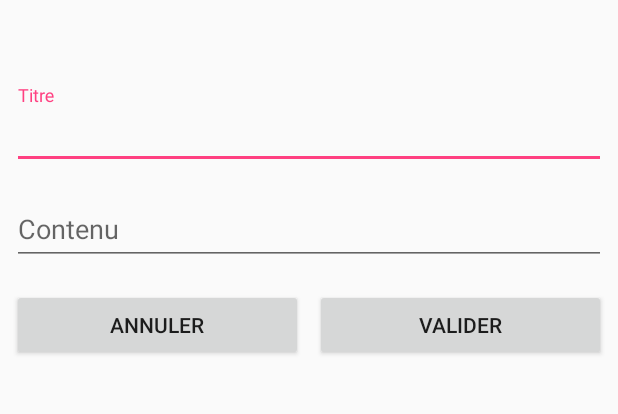
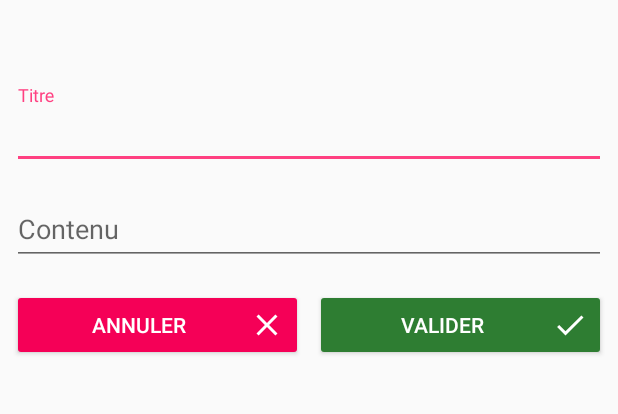
Before and after one commit to MickaelBRENOIT/Demo, an Android app: the AddOrModifyPostActivity screen opened directly, with no data from a screen before it, on a phone screen of 412 x 824 dp, the part 84-498 px from its top. Run offline under Robolectric (Android 15) with nearby library versions, the phone set to English and light mode, and no system bars; our stand-ins replace ButterKnife.

Commit message:
App Design has been updated.

```diff
--- a/app/build.gradle
+++ b/app/build.gradle
@@ -21,8 +21,11 @@ android {
 
 dependencies {
     implementation fileTree(dir: 'libs', include: ['*.jar'])
+
+    // Design - GUI
     implementation 'com.android.support:appcompat-v7:27.1.1'
     implementation 'com.android.support:design:27.1.1'
+    // Lists
     implementation 'com.android.support:recyclerview-v7:27.1.1'
     implementation 'com.android.support:cardview-v7:27.1.1'
     implementation 'com.android.support.constraint:constraint-layout:1.1.2'
--- /dev/null
+++ b/app/src/main/res/drawable/ic_close_white_24dp.xml
@@ -0,0 +1,5 @@
+<vector android:height="24dp" android:tint="#FFFFFF"
+    android:viewportHeight="24.0" android:viewportWidth="24.0"
+    android:width="24dp" xmlns:android="http://schemas.android.com/apk/res/android">
+    <path android:fillColor="#FF000000" android:pathData="M19,6.41L17.59,5 12,10.59 6.41,5 5,6.41 10.59,12 5,17.59 6.41,19 12,13.41 17.59,19 19,17.59 13.41,12z"/>
+</vector>
--- /dev/null
+++ b/app/src/main/res/drawable/ic_done_white_24dp.xml
@@ -0,0 +1,5 @@
+<vector android:height="24dp" android:tint="#FFFFFF"
+    android:viewportHeight="24.0" android:viewportWidth="24.0"
+    android:width="24dp" xmlns:android="http://schemas.android.com/apk/res/android">
+    <path android:fillColor="#FF000000" android:pathData="M9,16.2L4.8,12l-1.4,1.4L9,19 21,7l-1.4,-1.4L9,16.2z"/>
+</vector>
--- a/app/src/main/res/layout/activity_add_or_modify_post.xml
+++ b/app/src/main/res/layout/activity_add_or_modify_post.xml
@@ -64,6 +64,8 @@
         android:layout_marginStart="4dp"
         android:layout_marginTop="16dp"
         android:text="@string/button_validate"
+        android:theme="@style/AppTheme.Button.Validate"
+        android:drawableRight="@drawable/ic_done_white_24dp"
         app:layout_constraintEnd_toEndOf="parent"
         app:layout_constraintHorizontal_bias="0.5"
         app:layout_constraintStart_toEndOf="@+id/button_cancel_post"
@@ -76,6 +78,8 @@
         android:layout_marginEnd="4dp"
         android:layout_marginStart="8dp"
         android:text="@string/button_cancel"
+        android:drawableRight="@drawable/ic_close_white_24dp"
+        android:theme="@style/AppTheme.Button.Cancel"
         app:layout_constraintBaseline_toBaselineOf="@+id/button_validate_post"
         app:layout_constraintEnd_toStartOf="@+id/button_validate_post"
         app:layout_constraintHorizontal_bias="0.5"
--- a/app/src/main/res/layout/activity_login.xml
+++ b/app/src/main/res/layout/activity_login.xml
@@ -44,6 +44,7 @@
 
     <Button
         android:id="@+id/button_login"
+        style="@style/Widget.AppCompat.Button.Colored"
         android:layout_width="wrap_content"
         android:layout_height="wrap_content"
         android:text="@string/login" />
--- a/app/src/main/res/layout/fragment_post.xml
+++ b/app/src/main/res/layout/fragment_post.xml
@@ -13,6 +13,7 @@
         android:layout_marginEnd="8dp"
         android:layout_marginStart="8dp"
         android:text="@string/button_add_post"
+        style="@style/Widget.AppCompat.Button.Colored"
         app:layout_constraintBottom_toBottomOf="parent"
         app:layout_constraintEnd_toEndOf="parent"
         app:layout_constraintStart_toStartOf="parent" />
--- a/app/src/main/res/values/colors.xml
+++ b/app/src/main/res/values/colors.xml
@@ -5,4 +5,6 @@
     <color name="colorAccent">#FF4081</color>
     <color name="colorWhite">#FFFFFF</color>
     <color name="colorBlack">#000000</color>
+    <color name="colorRed">#F50057</color>
+    <color name="colorGreen">#2E7D32</color>
 </resources>
--- a/app/src/main/res/values/styles.xml
+++ b/app/src/main/res/values/styles.xml
@@ -12,4 +12,14 @@
         <item name="android:windowBackground">@drawable/background</item>
     </style>
 
+    <style name="AppTheme.Button.Cancel" parent="Widget.AppCompat.Button.Colored">
+        <item name="colorButtonNormal">@color/colorRed</item>
+        <item name="android:textColor">@color/colorWhite</item>
+    </style>
+
+    <style name="AppTheme.Button.Validate" parent="Widget.AppCompat.Button.Colored">
+        <item name="colorButtonNormal">@color/colorGreen</item>
+        <item name="android:textColor">@color/colorWhite</item>
+    </style>
+
 </resources>
```
Also changed, not shown: app/src/main/AndroidManifest.xml (+7 -4 lines).
